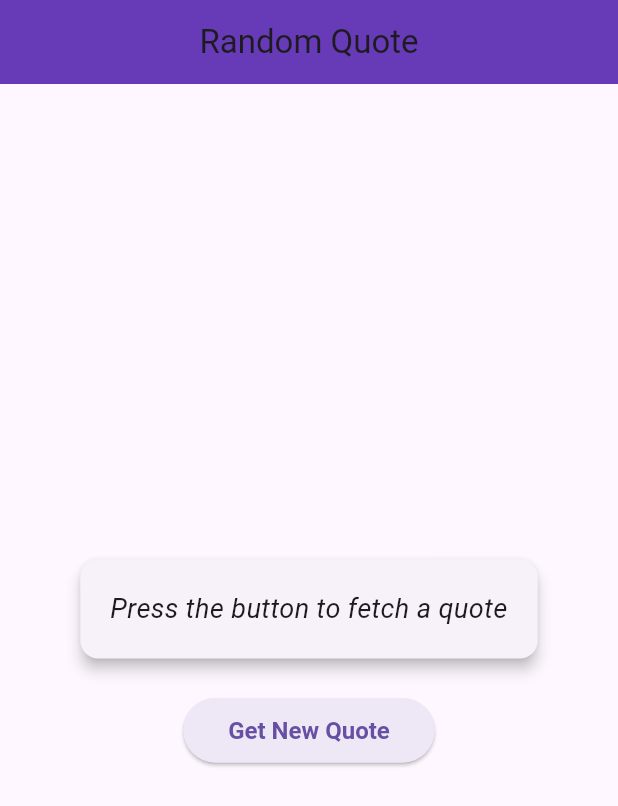
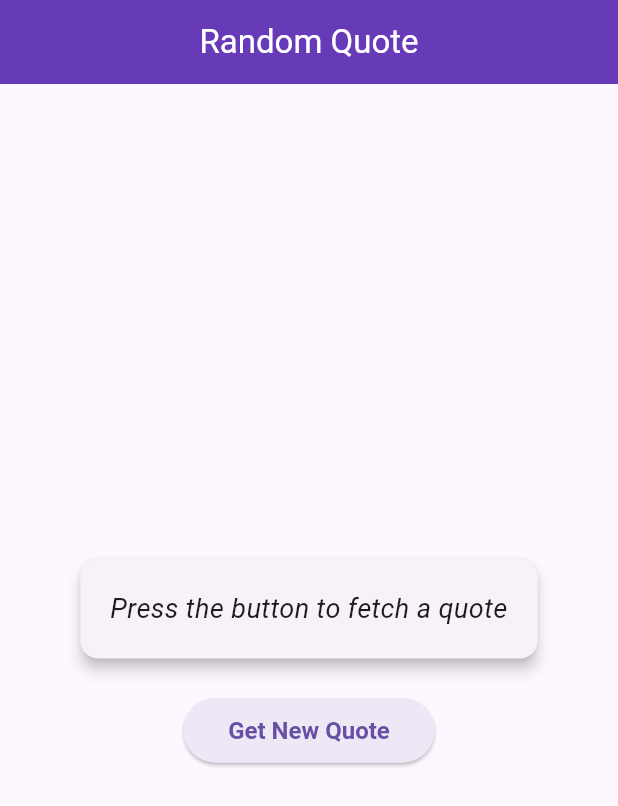
Before and after one commit to rawanabdulhayy/random_api_fetcher, a Flutter app: the screen it shows after launch, on a phone screen of 412 x 824 dp. Shown: the top 806 px of the screen. Run offline on Flutter 3.47's test engine with Material 3 defaults, Android fonts, the phone set to English and light mode, and no system bars; our stand-ins replace bloc, flutter_bloc, flutter_dotenv.

Commit message:
latest modifications added

```diff
--- a/lib/presentation/screens/api_fetcher_screen.dart
+++ b/lib/presentation/screens/api_fetcher_screen.dart
@@ -66,7 +66,7 @@ class _QuoteScreenState extends State<QuoteScreen> {
   Widget build(BuildContext context) {
     return Scaffold(
       appBar: AppBar(
-        title: Center(child: Text("Random Quote")),
+        title: Center(child: Text("Random Quote", style: TextStyle(color: Colors.white),)),
         backgroundColor: Colors.deepPurple,
       ),
       body: Center(
```
